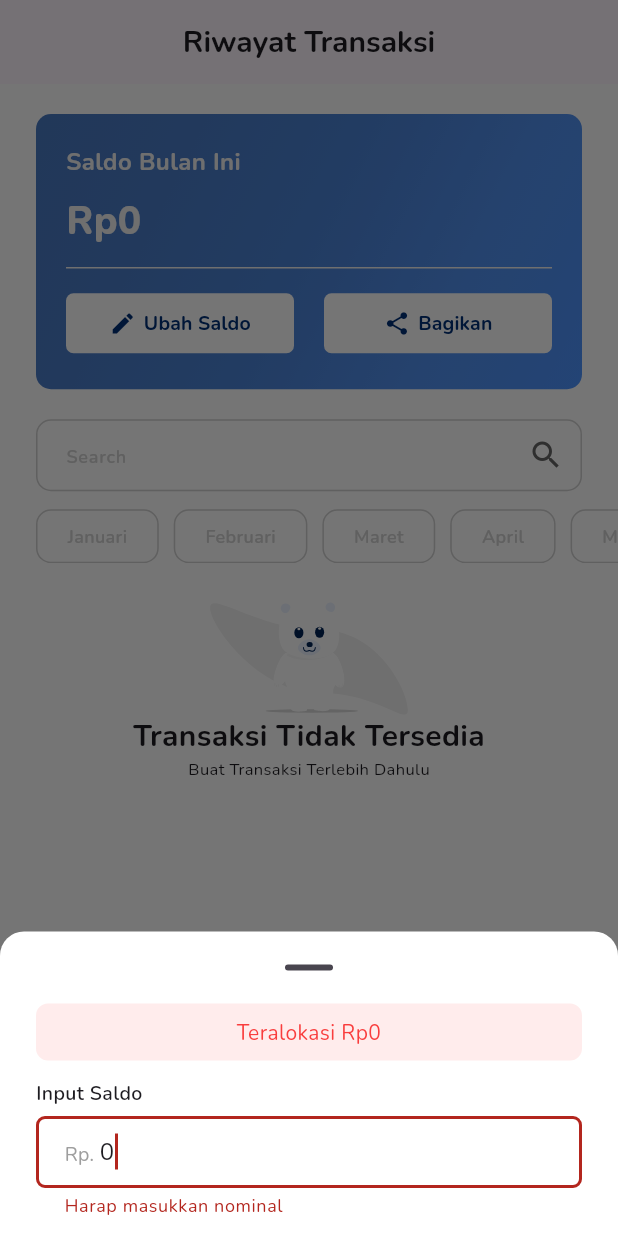
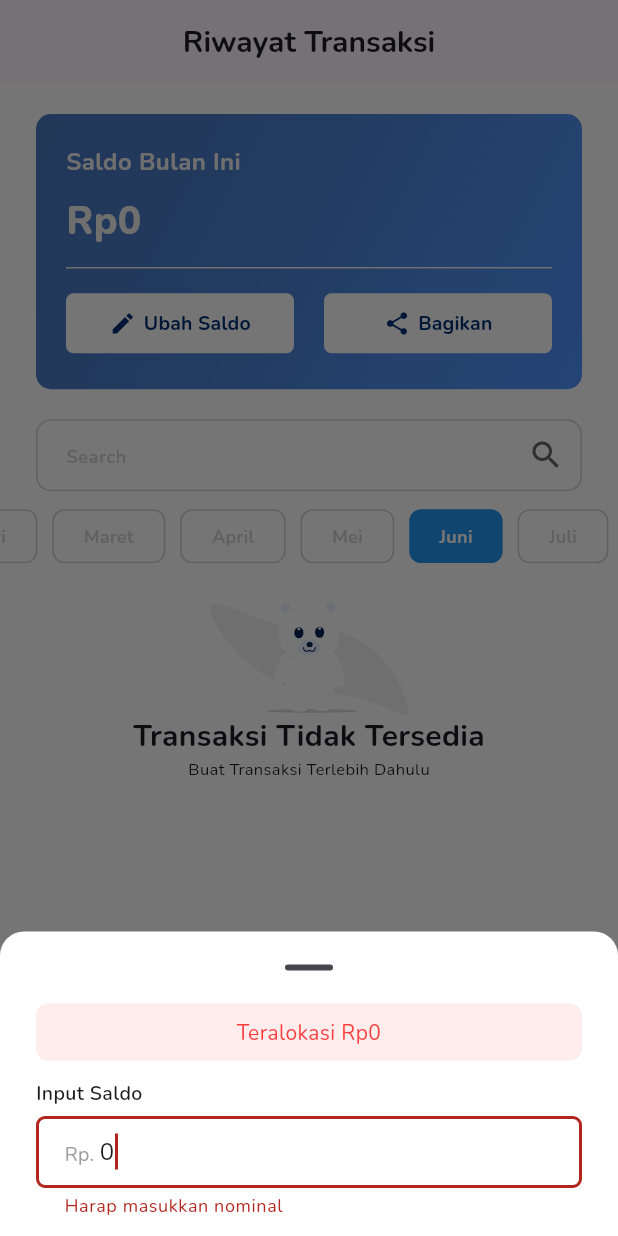
Before and after one commit to Reza1290/budgetin-app, a Flutter app: the RiwayatTransaksiPage screen opened directly, after a tap on "Ubah Saldo", on a phone screen of 412 x 824 dp. Run offline on Flutter 3.47's test engine with Material 3 defaults, Android fonts, the phone set to English and light mode, and no system bars; drawn by our look-alikes of flutter_slidable; our stand-ins replace calendar_date_picker2, drift, dropdown_button2, fl_chart, flutter_svg, open_file and 3 more; missing offline and left inert: syncfusion_flutter_xlsio; accounts and stored records are empty; generated files the repository leaves out were written again; project files that could hold a hidden picture were left out.

Commit message:
fix: filter by query

```diff
--- a/lib/models/database.dart
+++ b/lib/models/database.dart
@@ -134,8 +134,15 @@ class AppDb extends _$AppDb {
     }
   }
 
-  Stream<List<TransactionWithCategory>> getAllTransactionWithCategory() {
-    final query = (select(transactions)).join([
+  Stream<List<TransactionWithCategory>> getAllTransactionWithCategory(
+      int month) {
+    final query = (select(transactions)
+          ..where((tbl) => tbl.transaction_date.month.equals(month))
+          ..orderBy([
+            (tbl) => OrderingTerm(
+                expression: tbl.transaction_date, mode: OrderingMode.asc)
+          ]))
+        .join([
       innerJoin(categories, categories.id.equalsExp(transactions.category_id))
     ]);
     return query.watch().map((rows) {
--- a/lib/screens/riwayat_transaksi_page.dart
+++ b/lib/screens/riwayat_transaksi_page.dart
@@ -22,8 +22,8 @@ class RiwayatTransaksiPage extends StatefulWidget {
 }
 
 class _RiwayatTransaksiPageState extends State<RiwayatTransaksiPage> {
-  Stream<List<TransactionWithCategory>> getAllTransactions() {
-    return db!.getAllTransactionWithCategory();
+  Stream<List<TransactionWithCategory>> getAllTransactions(int month) {
+    return db!.getAllTransactionWithCategory(month);
   }
 
   Stream<List<TransactionWithCategory>> searchTransaction(String keyword,
@@ -35,6 +35,7 @@ class _RiwayatTransaksiPageState extends State<RiwayatTransaksiPage> {
   final FocusNode _focusNode = FocusNode();
 
   bool isVisible = true;
+  bool isToggleSearch = true;
   int selectedMonth = DateTime.now().month;
 
   @override
@@ -107,9 +108,17 @@ class _RiwayatTransaksiPageState extends State<RiwayatTransaksiPage> {
             const SizedBox(
               height: 10,
             ),
-            Filter(
-              selectedMonth: selectedMonth,
-              onMonthSelected: onMonthSelected,
+            AnimatedSwitcher(
+              duration: const Duration(milliseconds: 100),
+              switchInCurve: Curves.easeInCirc,
+              child: Visibility(
+                key: Key(isVisible.toString()),
+                visible: isVisible,
+                child: Filter(
+                  selectedMonth: selectedMonth,
+                  onMonthSelected: onMonthSelected,
+                ),
+              ),
             ),
             _riwayatTransaksi(context),
           ],
@@ -127,7 +136,7 @@ class _RiwayatTransaksiPageState extends State<RiwayatTransaksiPage> {
           child: StreamBuilder<List<TransactionWithCategory>>(
             stream: searchController.text.isNotEmpty
                 ? searchTransaction(searchController.text)
-                : getAllTransactions(),
+                : getAllTransactions(selectedMonth),
             builder: (context, snapshot) {
               if (snapshot.connectionState == ConnectionState.waiting) {
                 return const Center(
@@ -136,7 +145,6 @@ class _RiwayatTransaksiPageState extends State<RiwayatTransaksiPage> {
               } else {
                 if (snapshot.hasData) {
                   var transactions = snapshot.data!;
-                  transactions = _filterTransactions(transactions);
 
                   if (transactions.isNotEmpty) {
                     var groupedTransactions =
--- a/lib/widgets/reusable/filter.dart
+++ b/lib/widgets/reusable/filter.dart
@@ -6,7 +6,7 @@ class Filter extends StatelessWidget {
   final int selectedMonth;
   final ValueChanged<int> onMonthSelected;
 
-  const Filter({
+  Filter({
     super.key,
     required this.selectedMonth,
     required this.onMonthSelected,
@@ -15,8 +15,10 @@ class Filter extends StatelessWidget {
   @override
   Widget build(BuildContext context) {
     // Initialize date formatting
+    ScrollController filterController = ScrollController(
+        initialScrollOffset: selectedMonth * 30, keepScrollOffset: true);
+
     initializeDateFormatting('id', null);
-
     final months = List.generate(12, (index) {
       DateTime date = DateTime(0, index + 1);
       return DateFormat.MMMM('id').format(date);
@@ -27,6 +29,7 @@ class Filter extends StatelessWidget {
       child: ListView.separated(
         padding: const EdgeInsets.symmetric(horizontal: 24),
         scrollDirection: Axis.horizontal,
+        controller: filterController,
         itemBuilder: (context, index) => GestureDetector(
           onTap: () {
             onMonthSelected(index + 1);
@@ -41,7 +44,7 @@ class Filter extends StatelessWidget {
                       color: const Color.fromRGBO(209, 209, 209, 1),
                       width: 1,
                     ),
-              borderRadius: BorderRadius.circular(10),
+              borderRadius: BorderRadius.circular(8),
             ),
             child: Center(
               child: _buildText(
--- a/lib/widgets/reusable/new_calender.dart
+++ b/lib/widgets/reusable/new_calender.dart
@@ -28,7 +28,9 @@ Widget buildCalendarDialogButton(BuildContext context, DateTime selectedDate,
           dialogBackgroundColor: Colors.white,
         );
         // onDateSelected(selectedDate);
-        onDateSelected(values?[0] ?? DateTime.now());
+        onDateSelected(
+            values?[0]?.add(Duration(minutes: 360)) ?? DateTime.now());
+        print(values);
       },
       child: AbsorbPointer(
         child: TextFormField(
--- a/lib/widgets/transaksi/create_update_transaksi.dart
+++ b/lib/widgets/transaksi/create_update_transaksi.dart
@@ -123,7 +123,7 @@ class _CreateUpdateTransaksiPageState extends State<CreateUpdateTransaksiPage> {
                         buildCalendarDialogButton(context, selectedDate, "",
                             (newDate) {
                           setState(() {
-                            selectedDate;
+                            selectedDate = newDate;
                           });
                         }),
                       ],
```
Also changed, not shown: lib/widgets/transaksi/saldo_card.dart (+0 -24 lines).
